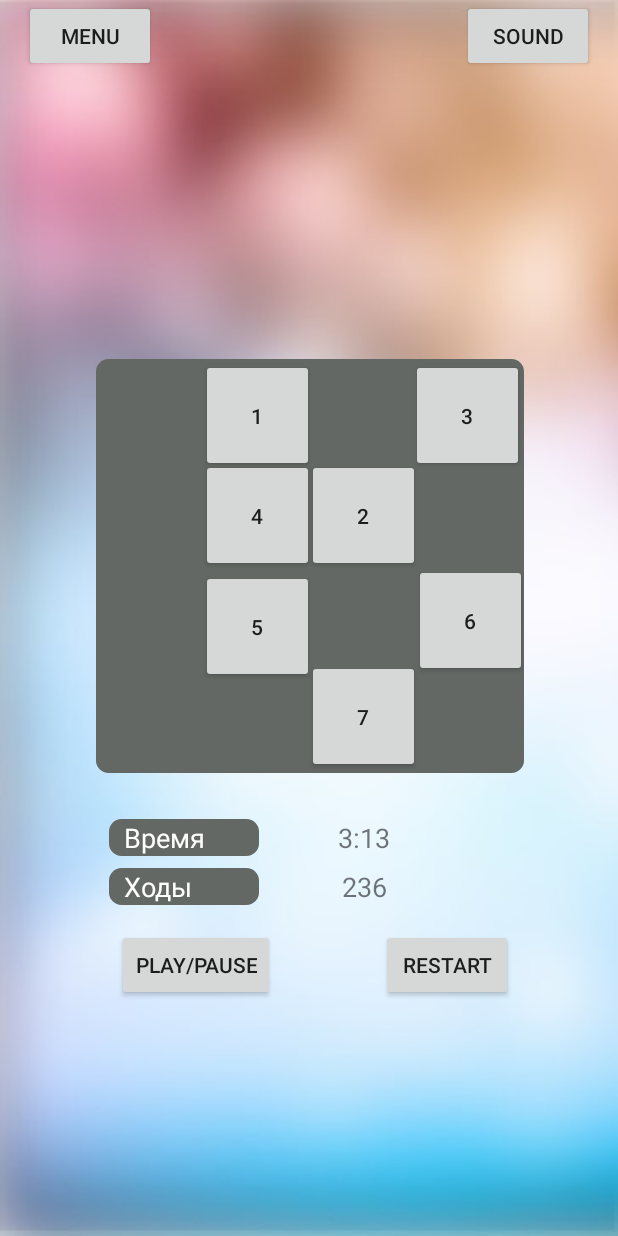
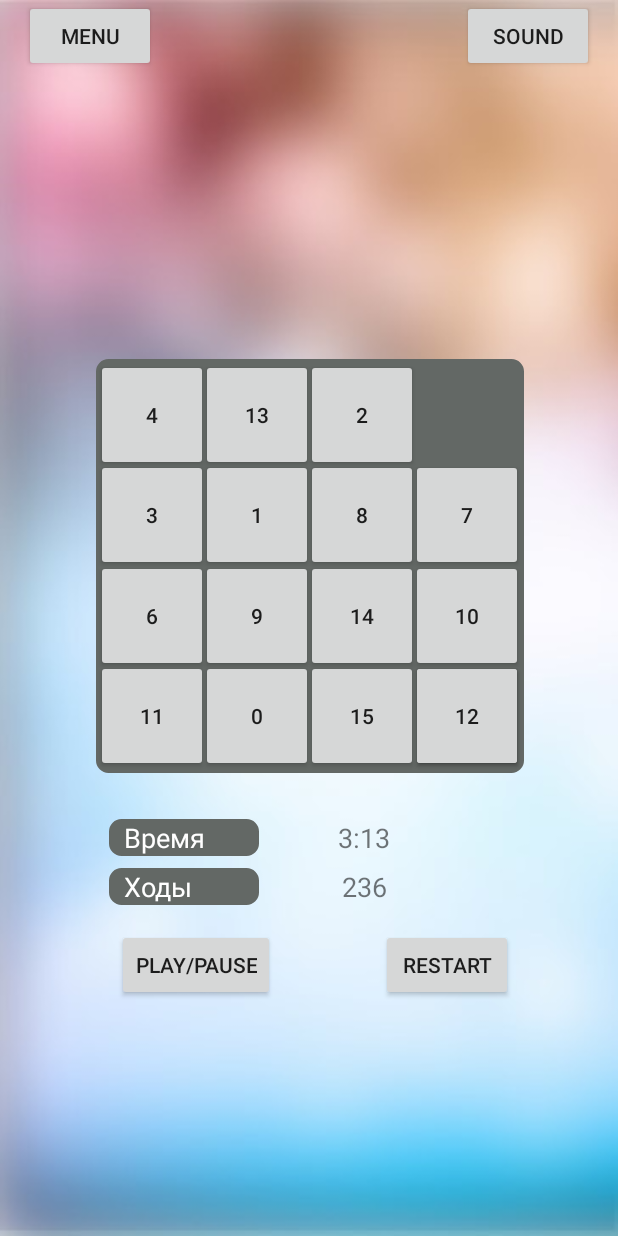
Before and after one commit to Crow20/Test2, an Android app: the screen it shows after launch (GameActivity), after a tap on "НАЧАТЬ ИГРУ", on a phone screen of 412 x 824 dp. Run offline under Robolectric (Android 15) with nearby library versions, the phone set to English and light mode, and no system bars.

Commit message:
no message

```diff
--- a/XV/app/src/main/java/com/sike/xv/GameActivity.java
+++ b/XV/app/src/main/java/com/sike/xv/GameActivity.java
@@ -15,10 +15,14 @@ import android.view.animation.TranslateAnimation;
 import android.widget.AbsoluteLayout;
 import android.widget.Button;
 
+import com.sike.xv.engine.Plate;
 import com.sike.xv.manager.ColumnEnum;
+import com.sike.xv.manager.GameManager;
 import com.sike.xv.manager.RowEnum;
 
 import org.xmlpull.v1.XmlPullParser;
+
+import java.util.ArrayList;
 
 public class GameActivity extends AppCompatActivity implements View.OnClickListener {
 
@@ -29,6 +33,7 @@ public class GameActivity extends AppCompatActivity implements View.OnClickListe
     protected int[] coorX = {ColumnEnum.FIRST_COLUMN.getValue(), ColumnEnum.SECOND_COLUMN.getValue(), ColumnEnum.THIRD_COLUMN.getValue(), ColumnEnum.FOURTH_COLUMN.getValue()};
     protected int[] coorY = {RowEnum.FIRST_ROW.getValue(), RowEnum.SECOND_ROW.getValue(), RowEnum.THIRD_ROW.getValue(), RowEnum.FOURTH_ROW.getValue()};
     protected static float density;
+    protected boolean isGame = true;
     Button one;
     Button two;
     Button seven;
@@ -36,6 +41,10 @@ public class GameActivity extends AppCompatActivity implements View.OnClickListe
     Animation anim = null;
     ValueAnimator animator;
     Toolbar toolbar;
+    GameManager manager;
+    //ArrayList<ArrayList<Integer>> plates = new ArrayList<>();
+    ArrayList<Plate> plates = new ArrayList<>();
+    int [][] emptyFields = new int [5][2];
 
 
     @Override
@@ -48,79 +57,91 @@ public class GameActivity extends AppCompatActivity implements View.OnClickListe
         absoluteLayout = (AbsoluteLayout) findViewById(R.id.absoluteLayout);
         Log.d("AbsoluteLayout", "height= " + String.valueOf(absoluteLayout.getLayoutParams().height));
         Log.d("AbsoluteLayout", "width= " + String.valueOf(absoluteLayout.getLayoutParams().width));
-        //addButtons();
-        one = (Button) findViewById(R.id.one);
-        two = (Button) findViewById(R.id.two);
-        three = (Button) findViewById(R.id.three);
-        seven = (Button) findViewById(R.id.seven);
-        three.setOnClickListener(this);
-        one.setOnClickListener(this);
-        seven.setOnClickListener(this);
+
+//        one = (Button) findViewById(R.id.one);
+//        two = (Button) findViewById(R.id.two);
+//        three = (Button) findViewById(R.id.three);
+//        seven = (Button) findViewById(R.id.seven);
+//        three.setOnClickListener(this);
+//        one.setOnClickListener(this);
+//        seven.setOnClickListener(this);
 
         toolbar = (Toolbar) findViewById(R.id.toolbar_game);
         setSupportActionBar(toolbar);
         getSupportActionBar().setDisplayShowTitleEnabled(false);
 
+        manager = new GameManager();
+        manager.setFields(this,manager.getPlatesNum(), isGame);
+        if(isGame) addButtons();
+        //plates = manager.fieldRandomizer();
+
     }
 
     void addButtons() {
-        for (int i = 0; i < 4; i++) {
-            for (int j = 0; j < 4; j++) {
-                Button btnTag = new Button(absoluteLayout.getContext());
-                int x = (int) (coorX[j] * density);
-                int y = (int) (coorY[i] * density);
-                btnTag.setLayoutParams(new AbsoluteLayout.LayoutParams(width, height, (int) (coorX[j] * density), (int) (coorY[i] * density)));
-                Log.d("AbsoluteLayout", "i=" + (i + 1) + " j=" + (j + 1) + " x=" + String.valueOf(x) + " y=" + String.valueOf(y) + " Size=" + String.valueOf(width));
-                btnTag.setText("1");
-                absoluteLayout.addView(btnTag);
+        plates = manager.getPlates();
+        int i = 0;
+        int j = 0;
+        int k = 0;
+        for(Plate obj:plates){
+            //Button btnTag = new Button(absoluteLayout.getContext());
+//            int x = (int) (coorX[j] * density);
+//            int y = (int) (coorY[i] * density);
+
+            obj.getBtn().setLayoutParams(new AbsoluteLayout.LayoutParams(width, height, (int)(coorX[j] * density), (int) (coorY[i] * density)));
+            obj.getBtn().setText(String.valueOf(obj.getNumber()));
+            absoluteLayout.addView(obj.getBtn());
+            j++;
+            if(j == 3 && i != 3){
+                i++;
+            }else if(j == 4){
+                j = 0;
             }
+
+//            k++;
+//            Log.d("AbsoluteLayout", String.valueOf(k));
+            //if(j != 3) j=0;
+//          btnTag.setLayoutParams(new AbsoluteLayout.LayoutParams(width, height, (int) (coorX[j] * density), (int) (coorY[i] * density)));
+//          Log.d("AbsoluteLayout", "i=" + (i + 1) + " j=" + (j + 1) + " x=" + String.valueOf(x) + " y=" + String.valueOf(y) + " Size=" + String.valueOf(width));
+//          btnTag.setText("1");
+//          absoluteLayout.addView(btnTag);
         }
-
     }
 
     @Override
     public void onClick(View v) {
-        switch (v.getId()) {
-            case R.id.one:
-                anim = AnimationUtils.loadAnimation(this, R.anim.animation_left);
-                v.startAnimation(anim);
-                break;
-            case R.id.two:
-                anim = new TranslateAnimation(v.getX(), 140 * density, v.getY(), 0);
-                v.startAnimation(anim);
-                break;
-            case R.id.three:
-//                v.animate();
-//                anim = new TranslateAnimation(v.getX(),  140*density, v.getY(),  40*density);
-//                v.setAnimation(anim);
-//                v.startAnimation(anim);
+//        switch (v.getId()) {
+//            case R.id.one:
 //                anim = AnimationUtils.loadAnimation(this, R.anim.animation_left);
 //                v.startAnimation(anim);
-               //translationXAnimator(v.getX(), (int) (140*density), v, 3000);
-                ObjectAnimator.ofFloat(v, View.X, v.getX(), 140*density).start();
-                break;
-            case R.id.four:
-                break;
-            case R.id.five:
-                break;
-            case R.id.six:
-                break;
-            case R.id.seven:
-                ObjectAnimator.ofFloat(v, View.Y, v.getY(), 134*density).start();
-                break;
-        }
+//                break;
+//            case R.id.two:
+//                anim = new TranslateAnimation(v.getX(), 140 * density, v.getY(), 0);
+//                v.startAnimation(anim);
+//                break;
+//            case R.id.three:
+////                v.animate();
+////                anim = new TranslateAnimation(v.getX(),  140*density, v.getY(),  40*density);
+////                v.setAnimation(anim);
+////                v.startAnimation(anim);
+////                anim = AnimationUtils.loadAnimation(this, R.anim.animation_left);
+////                v.startAnimation(anim);
+//               //translationXAnimator(v.getX(), (int) (140*density), v, 3000);
+//                ObjectAnimator.ofFloat(v, View.X, v.getX(), 140*density).start();
+//                break;
+//            case R.id.four:
+//                break;
+//            case R.id.five:
+//                break;
+//            case R.id.six:
+//                break;
+//            case R.id.seven:
+//                ObjectAnimator.ofFloat(v, View.Y, v.getY(), 134*density).start();
+//                break;
+//        }
     }
 
-    public static Animator translationXAnimator(final float startX, int end, final View view, long duration) {
-        ObjectAnimator animator = ObjectAnimator.ofFloat(view, View.X, end);
-        animator.setDuration(duration);
-        animator.addListener(new AnimatorListenerAdapter() {
-            @Override
-            public void onAnimationEnd(Animator animation) {
-                super.onAnimationEnd(animation);
-                view.setTranslationX(startX);
-            }
-        });
-        return animator;
+    void setFields(ArrayList<ArrayList<Integer>> list){
+
     }
+
 }
--- a/XV/app/src/main/java/com/sike/xv/MainActivity.java
+++ b/XV/app/src/main/java/com/sike/xv/MainActivity.java
@@ -4,15 +4,10 @@ import android.content.Intent;
 import android.support.v7.app.AppCompatActivity;
 import android.os.Bundle;
 import android.support.v7.widget.Toolbar;
-import android.view.KeyEvent;
 import android.view.View;
-import android.view.ViewGroup;
 import android.widget.Button;
 
-import com.sike.xv.engine.Plate;
 import com.sike.xv.manager.GameManager;
-
-import java.util.ArrayList;
 
 public class MainActivity extends AppCompatActivity implements View.OnClickListener{
 
@@ -21,7 +16,6 @@ public class MainActivity extends AppCompatActivity implements View.OnClickListe
     Button pref;
     Button exit;
     Button continuegame;
-    ArrayList<Plate> plates;
     GameManager manager;
     Toolbar toolbar;
 
@@ -49,7 +43,7 @@ public class MainActivity extends AppCompatActivity implements View.OnClickListe
         setSupportActionBar(toolbar);
         getSupportActionBar().setDisplayShowTitleEnabled(false);
 
-        manager = new GameManager();
+
     }
 
     @Override
--- a/XV/app/src/main/java/com/sike/xv/manager/GameManager.java
+++ b/XV/app/src/main/java/com/sike/xv/manager/GameManager.java
@@ -1,4 +1,6 @@
 package com.sike.xv.manager;
+
+import android.content.Context;
 
 import com.sike.xv.engine.Plate;
 
@@ -11,29 +13,81 @@ import java.util.Collections;
 
 public class GameManager {
 
-    protected ArrayList<ArrayList<Integer>> list = new ArrayList<>(4);
+    protected ArrayList<ArrayList<Integer>> tmpList = new ArrayList<>(4);
+    protected ArrayList<Plate> plates = new ArrayList<>();
+    int [][] platesNum = new int[4][4];
 
-    protected int [] fieldArray = {0, 1, 2, 3, 4, 0, 5, 6, 7, 8, 0, 9, 10, 11, 12, 0, 13, 14, 15 };
+    protected int [] fieldArray = { 1, 2, 3, 4, 5, 6, 7, 8, 9, 10, 11, 12,  13, 14, 15, 0};
     int j = 1;
 
     public GameManager(){
-        list.add(new ArrayList<Integer>(5));
-        list.add(new ArrayList<Integer>(5));
-        list.add(new ArrayList<Integer>(5));
-        list.add(new ArrayList<Integer>(5));
-        for(ArrayList<Integer> tmp:list){
-            for(int i = 0; i < 5 && j != 20 ; i++, j++){
+        tmpList.add(new ArrayList<Integer>(4));
+        tmpList.add(new ArrayList<Integer>(4));
+        tmpList.add(new ArrayList<Integer>(4));
+        tmpList.add(new ArrayList<Integer>(4));
+        for(ArrayList<Integer> tmp:tmpList){
+            for(int i = 0; i < 4 ; i++, j++){
                 tmp.add(i,fieldArray[j-1]);
             }
         }
         fieldRandomizer();
     }
 
-    void fieldRandomizer(){
-        Collections.shuffle(list);
-        Collections.shuffle(list.get(0));
-        Collections.shuffle(list.get(1));
-        Collections.shuffle(list.get(2));
-        Collections.shuffle(list.get(3));
+    private int[][] fieldRandomizer(){
+        ArrayList<Integer> cont= new ArrayList<>();
+        for (int i = 0;i < tmpList.size(); i++){
+            if(!(cont.isEmpty())){
+                cont.addAll(cont.size(), tmpList.get(i));
+            }else {
+                cont = tmpList.get(i);
+            }
+        }
+        int k = 0;
+        for(int m = 0; m < 4;m++){
+            for(int n = 0; n < 4; n++, k++){
+                platesNum[m][n] = cont.get(k);
+            }
+        }
+        return platesNum;
     }
+
+    public ArrayList<Plate> setFields(Context ctx, int [][] numbers, boolean game){
+        if(game){
+            int m = 0;
+            int n = 0;
+            for(; plates.size() < 16 && m != 4;m++){
+                if(plates.isEmpty()){
+                    for (int j = 0; j < 4; j++, n++){
+                        plates.add(j, new Plate(ctx, n, m, numbers[m][n]));
+                    }
+                    n = 0;
+                }else{
+                    for (int j = plates.size(); j < 16 && n != 4; j++, n++){
+                        plates.add(j, new Plate(ctx, n, m, numbers[m][n]));
+                    }
+                    n = 0;
+                }
+            }
+            Collections.shuffle(plates);
+            return plates;
+        }
+        return null;
+    }
+
+    public int[][] getPlatesNum() {
+        return platesNum;
+    }
+
+    public ArrayList<Plate> getPlates() {
+        return plates;
+    }
+
+    void setEmptyFields(ArrayList<Plate> list){
+
+    }
+
+    void setNoExist(Plate obj){
+        obj.setExist(false);
+    }
+
 }
--- a/XV/app/src/main/res/layout/activity_game.xml
+++ b/XV/app/src/main/res/layout/activity_game.xml
@@ -162,62 +162,6 @@
         app:layout_constraintTop_toBottomOf="@+id/toolbar_game"
         app:layout_constraintVertical_bias="0.369">
 
-        <Button
-            android:id="@+id/four"
-            android:layout_width="75dp"
-            android:layout_height="75dp"
-            android:layout_x="70dp"
-            android:layout_y="67dp"
-            android:text="4" />
-
-        <Button
-            android:id="@+id/one"
-            android:layout_width="75dp"
-            android:layout_height="75dp"
-            android:layout_x="70dp"
-            android:layout_y="0dp"
-            android:text="1" />
-
-        <Button
-            android:id="@+id/two"
-            android:layout_width="75dp"
-            android:layout_height="75dp"
-            android:layout_x="141dp"
-            android:layout_y="67dp"
-            android:text="2" />
-
-        <Button
-            android:id="@+id/six"
-            android:layout_width="75dp"
-            android:layout_height="75dp"
-            android:layout_x="212dp"
-            android:layout_y="137dp"
-            android:elevation="0dp"
-            android:text="6" />
-
-        <Button
-            android:id="@+id/five"
-            android:layout_width="75dp"
-            android:layout_height="75dp"
-            android:layout_x="70dp"
-            android:layout_y="141dp"
-            android:text="5" />
-
-        <Button
-            android:id="@+id/seven"
-            android:layout_width="75dp"
-            android:layout_height="75dp"
-            android:layout_x="141dp"
-            android:layout_y="201dp"
-            android:text="7" />
-
-        <Button
-            android:id="@+id/three"
-            android:layout_width="75dp"
-            android:layout_height="75dp"
-            android:layout_x="210dp"
-            android:layout_y="0dp"
-            android:text="3" />
     </AbsoluteLayout>
 
 </android.support.constraint.ConstraintLayout>
--- a/XV/app/src/main/res/layout/activity_main.xml
+++ b/XV/app/src/main/res/layout/activity_main.xml
@@ -39,6 +39,12 @@
         app:layout_constraintTop_toBottomOf="@+id/toolbar">
 
         <Button
+            android:id="@+id/continuegame"
+            android:layout_width="match_parent"
+            android:layout_height="wrap_content"
+            android:text="Продолжить игру" />
+
+        <Button
             android:id="@+id/start"
             android:layout_width="match_parent"
             android:layout_height="wrap_content"
```
Also changed, not shown: XV/app/src/main/java/com/sike/xv/engine/Plate.java (+20 -25 lines), XV/app/src/main/java/com/sike/xv/manager/Direction.java (added, +9 -0 lines).
